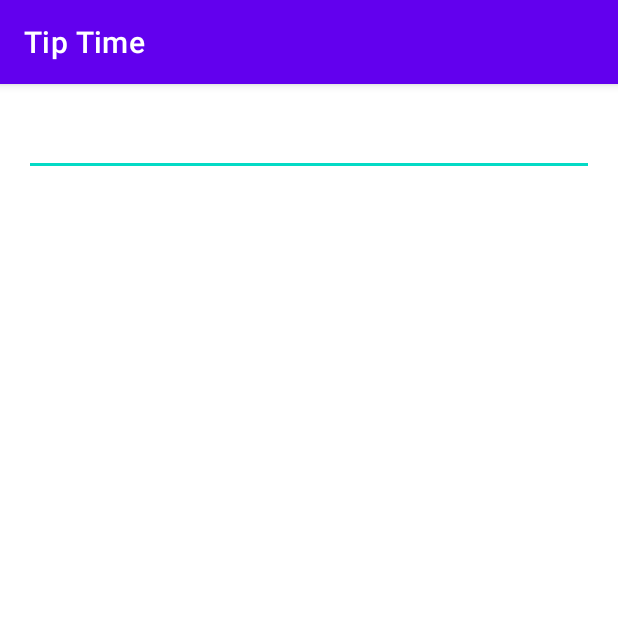
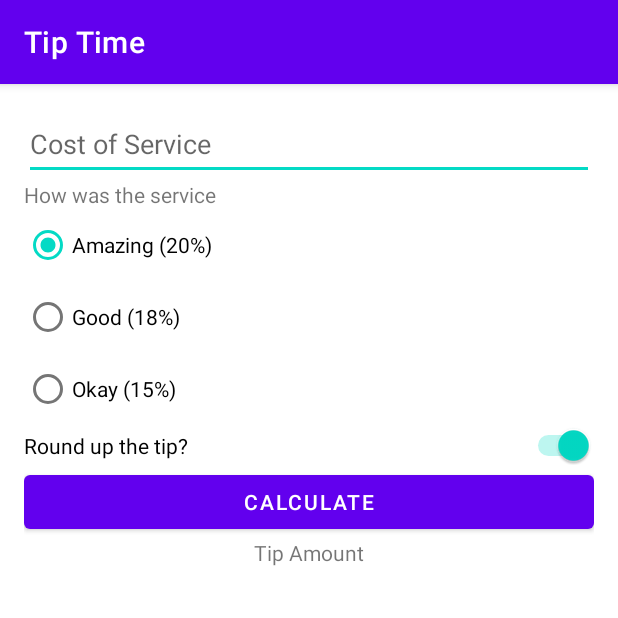
Before and after one commit to ariel-people/Tip_Time, an Android app: the screen it shows after launch (MainActivity), on a phone screen of 412 x 824 dp, the top half of it. Run offline under Robolectric (Android 15) with nearby library versions, the phone set to English and light mode, and no system bars.

Commit message:
Added UI

```diff
--- a/app/src/main/java/com/example/tiptime/MainActivity.kt
+++ b/app/src/main/java/com/example/tiptime/MainActivity.kt
@@ -2,10 +2,31 @@ package com.example.tiptime
 
 import androidx.appcompat.app.AppCompatActivity
 import android.os.Bundle
+import android.view.View
+import android.widget.RadioButton
 
 class MainActivity : AppCompatActivity() {
     override fun onCreate(savedInstanceState: Bundle?) {
         super.onCreate(savedInstanceState)
         setContentView(R.layout.activity_main)
     }
+
+    fun tipCalculator(view: View){
+        if(view is RadioButton){
+            val checked = view.isChecked
+
+            when (view.getId()){
+                R.id.tip_twenty -> if (checked){
+                    val discountPercent = 20
+                }
+                R.id.tip_eighteen -> if (checked){
+                    val discountPercent = 18
+                }
+                R.id.tip_fifteen -> if (checked){
+                    val discountPercent = 15
+                }
+            }
+        }
+    }
+
 }
--- a/app/src/main/res/layout/activity_main.xml
+++ b/app/src/main/res/layout/activity_main.xml
@@ -8,9 +8,81 @@
     tools:context=".MainActivity">
 
     <EditText
-        android:id="@+id/plain_text_input"
+        android:id="@+id/cost_of_service"
+        android:layout_width="match_parent"
         android:layout_height="wrap_content"
-        android:layout_width="match_parent"
-        android:inputType="text"/>
+        android:hint="@string/cost_of_service"
+        android:inputType="numberDecimal"
+        android:minHeight="48dp"
+        app:layout_constraintStart_toStartOf="parent"
+        app:layout_constraintTop_toTopOf="parent" />
+
+    <TextView
+        android:id="@+id/service_question"
+        android:layout_width="wrap_content"
+        android:layout_height="wrap_content"
+        android:text="@string/how_was_the_service"
+        app:layout_constraintStart_toStartOf="parent"
+        app:layout_constraintTop_toBottomOf="@id/cost_of_service" />
+
+    <RadioGroup
+        android:id="@+id/tip_options"
+        android:layout_width="wrap_content"
+        android:layout_height="wrap_content"
+        android:checkedButton="@id/tip_twenty"
+        android:orientation="vertical"
+        app:layout_constraintStart_toStartOf="parent"
+        app:layout_constraintTop_toBottomOf="@id/service_question">
+
+        <RadioButton
+            android:id="@+id/tip_twenty"
+            android:layout_width="wrap_content"
+            android:layout_height="wrap_content"
+            android:onClick="tipCalculator"
+            android:text="@string/amazing_20" />
+
+        <RadioButton
+            android:id="@+id/tip_eighteen"
+            android:layout_width="wrap_content"
+            android:layout_height="wrap_content"
+            android:onClick="tipCalculator"
+            android:text="@string/good_18" />
+
+        <RadioButton
+            android:id="@+id/tip_fifteen"
+            android:layout_width="wrap_content"
+            android:layout_height="wrap_content"
+            android:onClick="tipCalculator"
+            android:text="@string/okay_15" />
+
+    </RadioGroup>
+
+    <Switch
+        android:id="@+id/round_up_switch"
+        android:layout_width="0dp"
+        android:layout_height="wrap_content"
+        android:checked="true"
+        android:text="@string/round_up_the_tip"
+        app:layout_constraintEnd_toEndOf="parent"
+        app:layout_constraintStart_toStartOf="parent"
+        app:layout_constraintTop_toBottomOf="@id/tip_options" />
+
+    <Button
+        android:id="@+id/calculate_button"
+        android:layout_width="0dp"
+        android:layout_height="wrap_content"
+        android:text="@string/calculate"
+        app:layout_constraintEnd_toEndOf="parent"
+        app:layout_constraintStart_toStartOf="parent"
+        app:layout_constraintTop_toBottomOf="@id/round_up_switch" />
+
+    <TextView
+        android:id="@+id/tip_result"
+        android:layout_width="wrap_content"
+        android:layout_height="wrap_content"
+        android:text="@string/tip_amount"
+        app:layout_constraintEnd_toEndOf="parent"
+        app:layout_constraintStart_toStartOf="parent"
+        app:layout_constraintTop_toBottomOf="@id/calculate_button" />
 
 </androidx.constraintlayout.widget.ConstraintLayout>
--- a/app/src/main/res/values/strings.xml
+++ b/app/src/main/res/values/strings.xml
@@ -1,3 +1,11 @@
 <resources>
     <string name="app_name">Tip Time</string>
+    <string name="cost_of_service">Cost of Service</string>
+    <string name="how_was_the_service">How was the service</string>
+    <string name="amazing_20">Amazing (20%)</string>
+    <string name="good_18">Good (18%)</string>
+    <string name="okay_15">Okay (15%)</string>
+    <string name="tip_amount">Tip Amount</string>
+    <string name="calculate">Calculate</string>
+    <string name="round_up_the_tip">Round up the tip?</string>
 </resources>
```
